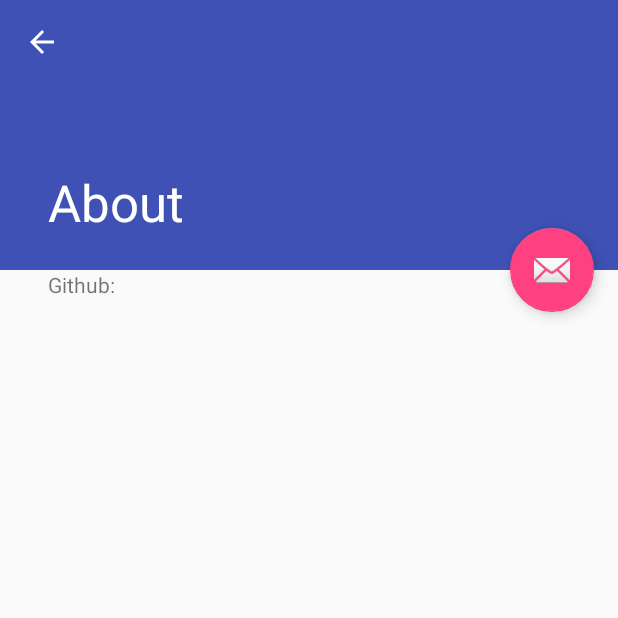
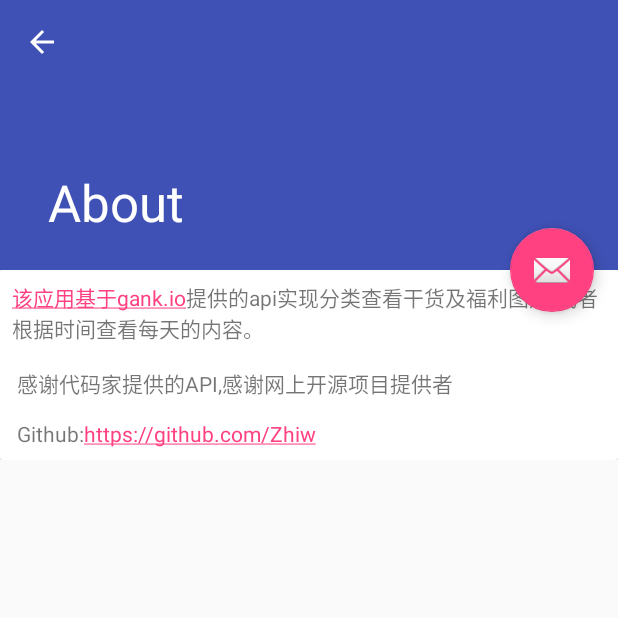
Before and after one commit to Zhiw/GankApp, an Android app: the AboutActivity screen opened directly, with no data from a screen before it, on a phone screen of 412 x 824 dp, the top half of it. Run offline under Robolectric (Android 15) with nearby library versions, the phone set to English and light mode, and no system bars; our stand-ins replace ButterKnife; libraries missing offline, so code that uses them is left out: com.orhanobut.logger; 2 statements that could not run were skipped.

Commit message:
update about content

```diff
--- a/app/src/main/java/com/zhiw/gankapp/ui/Activity/AboutActivity.java
+++ b/app/src/main/java/com/zhiw/gankapp/ui/Activity/AboutActivity.java
@@ -3,8 +3,23 @@ package com.zhiw.gankapp.ui.activity;
 import com.zhiw.gankapp.R;
 import com.zhiw.gankapp.app.ToolBarActivity;
 
+import android.support.design.widget.CollapsingToolbarLayout;
+import android.support.design.widget.FloatingActionButton;
+import android.text.method.LinkMovementMethod;
+import android.text.util.Linkify;
+import android.widget.TextView;
+
+import butterknife.Bind;
+
 public class AboutActivity extends ToolBarActivity {
 
+
+    @Bind(R.id.toolbar_layout)
+    CollapsingToolbarLayout mToolbarLayout;
+    @Bind(R.id.tv_about_content)
+    TextView mTvAboutContent;
+    @Bind(R.id.fab)
+    FloatingActionButton mFab;
 
     @Override
     protected int getLayoutResId() {
@@ -13,6 +28,9 @@ public class AboutActivity extends ToolBarActivity {
 
     @Override
     protected void initPresenter() {
+        mTvAboutContent.setAutoLinkMask(Linkify.ALL);
+        mTvAboutContent.setMovementMethod(LinkMovementMethod.getInstance());
 
     }
+
 }
--- a/app/src/main/java/com/zhiw/gankapp/ui/Activity/MainActivity.java
+++ b/app/src/main/java/com/zhiw/gankapp/ui/Activity/MainActivity.java
@@ -104,7 +104,7 @@ public class MainActivity extends BaseActivity
         int id = item.getItemId();
 
         //noinspection SimplifiableIfStatement
-        if (id == R.id.action_settings) {
+        if (id == R.id.action_about) {
             startActivity(AboutActivity.class);
             return true;
         }
--- a/app/src/main/res/layout/content_about.xml
+++ b/app/src/main/res/layout/content_about.xml
@@ -11,16 +11,20 @@
     <LinearLayout android:layout_width="match_parent"
                   android:layout_height="wrap_content"
                   android:orientation="horizontal">
-        <TextView
-                android:layout_width="wrap_content"
+        <android.support.v7.widget.CardView
+                android:layout_width="match_parent"
                 android:layout_height="wrap_content"
-                android:layout_margin="@dimen/text_margin"
-                android:text=""/>
+                app:cardElevation="4dp"
+                app:cardCornerRadius="2dp">
+            <TextView
+                    android:id="@+id/tv_about_content"
+                    android:layout_width="wrap_content"
+                    android:layout_height="wrap_content"
+                    android:padding="8dp"
+                    android:text="@string/about_content"/>
+        </android.support.v7.widget.CardView>
 
-        <TextView
-                android:layout_width="wrap_content"
-                android:layout_height="wrap_content"
-                android:text="Github:"/>
+
     </LinearLayout>
 
 </android.support.v4.widget.NestedScrollView>
--- a/app/src/main/res/values/strings.xml
+++ b/app/src/main/res/values/strings.xml
@@ -15,4 +15,8 @@
     <string name="nav_menu_category">分类浏览</string>
     <string name="title_activity_about">About</string>
     <string name="action_settings">Settings</string>
+    <string name="about_content">该应用基于gank.io提供的api实现分类查看干货及福利图片,或者根据时间查看每天的内容。
+        \n\n 感谢代码家提供的API,感谢网上开源项目提供者
+        \n\n Github:https://github.com/Zhiw
+    </string>
 </resources>
```
Also changed, not shown: app/build.gradle (+10 -9 lines).
